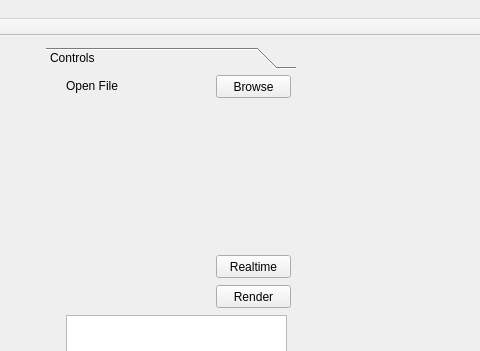
This is mainwindow.ui in georgidunchev/RTBezie1 as Qt 5 draws it before an edit; both pictures show x 320 to 800 and y 0 to 351 of the 800 by 600 pixel window. The edited form follows.
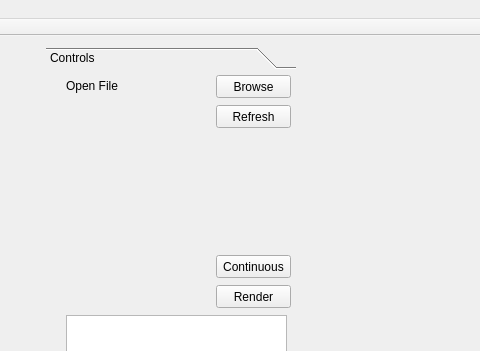
This is the edited form. Custom widgets are drawn as their Qt base class.

What changed in the file:
```diff
--- a/mainwindow.ui
+++ b/mainwindow.ui
@@ -128,7 +128,7 @@
            </rect>
           </property>
           <property name="text">
-           <string>Realtime</string>
+           <string>Continuous</string>
           </property>
           <property name="checkable">
            <bool>true</bool>
@@ -157,6 +157,19 @@
            <string>Open File</string>
           </property>
          </widget>
+         <widget class="QPushButton" name="butRefresh">
+          <property name="geometry">
+           <rect>
+            <x>170</x>
+            <y>30</y>
+            <width>75</width>
+            <height>23</height>
+           </rect>
+          </property>
+          <property name="text">
+           <string>Refresh</string>
+          </property>
+         </widget>
         </widget>
         <widget class="QWidget" name="Settings">
          <property name="geometry">
```
Left out of the diff: 23 changed lines with no effect on the pictures.
